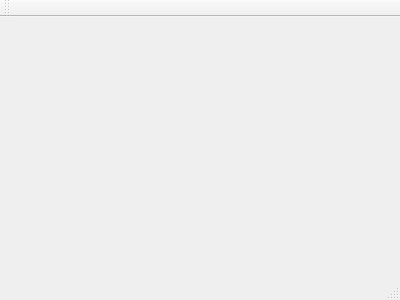
The window that mainwindow.ui (Jackstrom/TradeGame) describes before a commit, drawn with Qt 5.
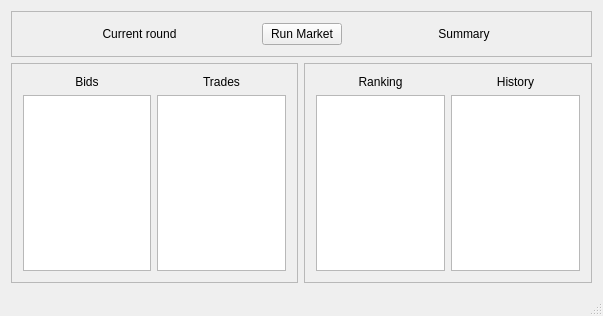
The same window after the commit.

```diff
--- a/mainwindow.ui
+++ b/mainwindow.ui
@@ -1,24 +1,185 @@
 <ui version="4.0">
  <class>MainWindow</class>
- <widget class="QMainWindow" name="MainWindow" >
-  <property name="geometry" >
+ <widget class="QMainWindow" name="MainWindow">
+  <property name="geometry">
    <rect>
     <x>0</x>
     <y>0</y>
-    <width>400</width>
-    <height>300</height>
+    <width>603</width>
+    <height>316</height>
    </rect>
   </property>
   <property name="windowTitle" >
    <string>MainWindow</string>
   </property>
-  <widget class="QMenuBar" name="menuBar" />
-  <widget class="QToolBar" name="mainToolBar" />
-  <widget class="QWidget" name="centralWidget" />
-  <widget class="QStatusBar" name="statusBar" />
+  <widget class="QWidget" name="centralWidget">
+   <property name="sizePolicy">
+    <sizepolicy hsizetype="Expanding" vsizetype="Expanding">
+     <horstretch>0</horstretch>
+     <verstretch>0</verstretch>
+    </sizepolicy>
+   </property>
+   <layout class="QGridLayout" name="gridLayout_2">
+    <item row="0" column="0" colspan="2">
+     <widget class="QFrame" name="header">
+      <property name="sizePolicy">
+       <sizepolicy hsizetype="Preferred" vsizetype="Minimum">
+        <horstretch>0</horstretch>
+        <verstretch>0</verstretch>
+       </sizepolicy>
+      </property>
+      <property name="frameShape">
+       <enum>QFrame::StyledPanel</enum>
+      </property>
+      <property name="frameShadow">
+       <enum>QFrame::Raised</enum>
+      </property>
+      <layout class="QGridLayout" name="gridLayout">
+       <item row="0" column="0">
+        <widget class="QLabel" name="lblRound">
+         <property name="sizePolicy">
+          <sizepolicy hsizetype="Preferred" vsizetype="Preferred">
+           <horstretch>1</horstretch>
+           <verstretch>0</verstretch>
+          </sizepolicy>
+         </property>
+         <property name="text">
+          <string>Current round</string>
+         </property>
+         <property name="alignment">
+          <set>Qt::AlignCenter</set>
+         </property>
+        </widget>
+       </item>
+       <item row="0" column="2">
+        <widget class="QLabel" name="lblSummary">
+         <property name="sizePolicy">
+          <sizepolicy hsizetype="Preferred" vsizetype="Preferred">
+           <horstretch>1</horstretch>
+           <verstretch>0</verstretch>
+          </sizepolicy>
+         </property>
+         <property name="text">
+          <string>Summary</string>
+         </property>
+         <property name="alignment">
+          <set>Qt::AlignCenter</set>
+         </property>
+        </widget>
+       </item>
+       <item row="0" column="1">
+        <widget class="QPushButton" name="btnGo">
+         <property name="text">
+          <string>Run Market</string>
+         </property>
+        </widget>
+       </item>
+      </layout>
+     </widget>
+    </item>
+    <item row="1" column="0">
+     <widget class="QFrame" name="round">
+      <property name="sizePolicy">
+       <sizepolicy hsizetype="Preferred" vsizetype="Preferred">
+        <horstretch>0</horstretch>
+        <verstretch>1</verstretch>
+       </sizepolicy>
+      </property>
+      <property name="frameShape">
+       <enum>QFrame::StyledPanel</enum>
+      </property>
+      <property name="frameShadow">
+       <enum>QFrame::Sunken</enum>
+      </property>
+      <layout class="QGridLayout" name="gridLayout_3">
+       <item row="0" column="0">
+        <widget class="QLabel" name="lblBids">
+         <property name="text">
+          <string>Bids</string>
+         </property>
+         <property name="alignment">
+          <set>Qt::AlignCenter</set>
+         </property>
+        </widget>
+       </item>
+       <item row="0" column="1">
+        <widget class="QLabel" name="lblTrades">
+         <property name="text">
+          <string>Trades</string>
+         </property>
+         <property name="alignment">
+          <set>Qt::AlignCenter</set>
+         </property>
+        </widget>
+       </item>
+       <item row="1" column="0">
+        <widget class="QListView" name="listBids"/>
+       </item>
+       <item row="1" column="1">
+        <widget class="QListView" name="listTrades"/>
+       </item>
+      </layout>
+     </widget>
+    </item>
+    <item row="1" column="1">
+     <widget class="QFrame" name="summary">
+      <property name="sizePolicy">
+       <sizepolicy hsizetype="Preferred" vsizetype="Preferred">
+        <horstretch>0</horstretch>
+        <verstretch>1</verstretch>
+       </sizepolicy>
+      </property>
+      <property name="frameShape">
+       <enum>QFrame::StyledPanel</enum>
+      </property>
+      <property name="frameShadow">
+       <enum>QFrame::Sunken</enum>
+      </property>
+      <layout class="QGridLayout" name="gridLayout_4">
+       <item row="0" column="0">
+        <widget class="QLabel" name="lblRanking">
+         <property name="text">
+          <string>Ranking</string>
+         </property>
+         <property name="alignment">
+          <set>Qt::AlignCenter</set>
+         </property>
+        </widget>
+       </item>
+       <item row="0" column="1">
+        <widget class="QLabel" name="lblHistory">
+         <property name="text">
+          <string>History</string>
+         </property>
+         <property name="alignment">
+          <set>Qt::AlignCenter</set>
+         </property>
+        </widget>
+       </item>
+       <item row="1" column="0">
+        <widget class="QListView" name="listRanking"/>
+       </item>
+       <item row="1" column="1">
+        <widget class="QListView" name="listHistory"/>
+       </item>
+      </layout>
+     </widget>
+    </item>
+   </layout>
+  </widget>
+  <widget class="QMenuBar" name="menuBar">
+   <property name="geometry">
+    <rect>
+     <x>0</x>
+     <y>0</y>
+     <width>603</width>
+     <height>21</height>
+    </rect>
+   </property>
+  </widget>
+  <widget class="QStatusBar" name="statusBar"/>
  </widget>
- <layoutDefault spacing="6" margin="11" />
- <pixmapfunction></pixmapfunction>
+ <layoutdefault spacing="6" margin="11"/>
  <resources/>
  <connections/>
 </ui>
```
Left out of the diff: 25 changed lines with no effect on the pictures.
